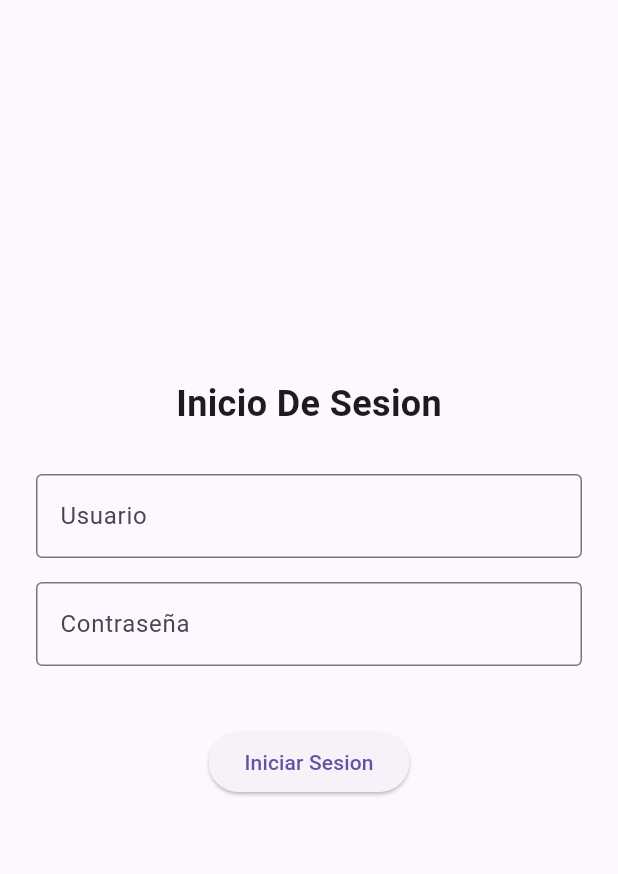
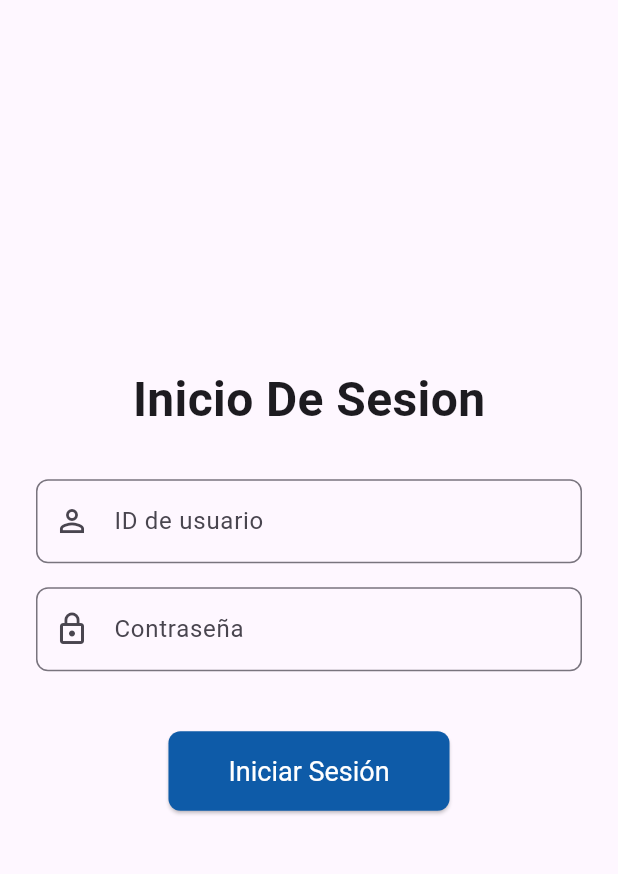
Before and after one commit to Rafahur03/reconcocimiento_app, a Flutter app: the screen it shows after launch, on a phone screen of 412 x 824 dp, the part 72-946 px from its top. Run offline on Flutter 3.47's test engine with Material 3 defaults, Android fonts, the phone set to English and light mode, and no system bars; our stand-ins replace flutter_dotenv, flutter_riverpod, riverpod; missing offline and left inert: grpc, protobuf.

Commit message:
version 0.3.1 ok inicio de sesion

```diff
--- a/lib/screen/screen_loging.dart
+++ b/lib/screen/screen_loging.dart
@@ -1,6 +1,7 @@
 import 'package:flutter/material.dart';
 import 'package:flutter_riverpod/flutter_riverpod.dart';
 import 'package:reconocimiento_app/services/grpc_service_loging.dart';
+import 'package:reconocimiento_app/provider/provider_grpc_services.dart'; // Importa donde definiste grpcProvider
 
 class LoginScreen extends ConsumerStatefulWidget {
   const LoginScreen({super.key});
@@ -13,12 +14,15 @@ class _LoginScreenState extends ConsumerState<LoginScreen> {
   final _usuarioControler = TextEditingController();
   final _claveControler = TextEditingController();
 
-  bool _cargando = false;
+  bool _cargandoInicioSesion = false;
   String? _mensajeError;
+
+  // Color azul del botón de la imagen
+  final Color _botonAzul = const Color(0xFF0E5BA8);
 
   Future<void> _iniciarSesion() async {
     setState(() {
-      _cargando = true;
+      _cargandoInicioSesion = true;
       _mensajeError = null;
     });
 
@@ -31,7 +35,7 @@ class _LoginScreenState extends ConsumerState<LoginScreen> {
       ).future,
     );
 
-    setState(() => _cargando = false);
+    setState(() => _cargandoInicioSesion = false);
     if (!mounted) return;
     if (respuesta.exito) {
       Navigator.pushReplacementNamed(context, '/home');
@@ -42,6 +46,8 @@ class _LoginScreenState extends ConsumerState<LoginScreen> {
 
   @override
   Widget build(BuildContext context) {
+    final grpcState = ref.watch(grpcProvider);
+
     return Scaffold(
       appBar: AppBar(
         title: Row(
@@ -70,22 +76,65 @@ class _LoginScreenState extends ConsumerState<LoginScreen> {
               children: [
                 const Text(
                   'Inicio De Sesion',
-                  style: TextStyle(fontSize: 24, fontWeight: FontWeight.bold),
+                  style: TextStyle(fontSize: 32, fontWeight: FontWeight.bold),
                 ),
                 const SizedBox(height: 30),
+                // TextField para ID de usuario
                 TextField(
                   controller: _usuarioControler,
-                  decoration: const InputDecoration(
-                    labelText: 'Usuario',
-                    border: OutlineInputBorder(),
+                  decoration: InputDecoration(
+                    hintText: 'ID de usuario', // Placeholder como en la imagen
+                    prefixIcon: const Icon(
+                      Icons.person_outline,
+                    ), // Icono de persona
+                    border: OutlineInputBorder(
+                      borderRadius: BorderRadius.circular(
+                        8.0,
+                      ), // Bordes redondeados
+                      borderSide: BorderSide(
+                        color: Colors.grey[300]!,
+                      ), // Borde gris claro
+                    ),
+                    focusedBorder: OutlineInputBorder(
+                      borderRadius: BorderRadius.circular(8.0),
+                      borderSide: BorderSide(
+                        color: _botonAzul,
+                      ), // Borde azul al enfocar
+                    ),
+                    contentPadding: const EdgeInsets.symmetric(
+                      vertical: 16.0,
+                      horizontal: 12.0,
+                    ), // Espacio interno
                   ),
                 ),
                 const SizedBox(height: 16),
+                // TextField para Contraseña
                 TextField(
                   controller: _claveControler,
-                  decoration: const InputDecoration(
-                    labelText: 'Contraseña',
-                    border: OutlineInputBorder(),
+                  obscureText: true, // Ocultar la contraseña
+                  decoration: InputDecoration(
+                    hintText: 'Contraseña', // Placeholder como en la imagen
+                    prefixIcon: const Icon(
+                      Icons.lock_outline,
+                    ), // Icono de candado
+                    border: OutlineInputBorder(
+                      borderRadius: BorderRadius.circular(
+                        8.0,
+                      ), // Bordes redondeados
+                      borderSide: BorderSide(
+                        color: Colors.grey[300]!,
+                      ), // Borde gris claro
+                    ),
+                    focusedBorder: OutlineInputBorder(
+                      borderRadius: BorderRadius.circular(8.0),
+                      borderSide: BorderSide(
+                        color: _botonAzul,
+                      ), // Borde azul al enfocar
+                    ),
+                    contentPadding: const EdgeInsets.symmetric(
+                      vertical: 16.0,
+                      horizontal: 12.0,
+                    ), // Espacio interno
                   ),
                 ),
                 const SizedBox(height: 24),
@@ -96,11 +145,37 @@ class _LoginScreenState extends ConsumerState<LoginScreen> {
                   ),
                 const SizedBox(height: 16),
                 ElevatedButton(
-                  onPressed: _cargando ? null : _iniciarSesion,
+                  onPressed:
+                      grpcState.isLoading || _cargandoInicioSesion
+                          ? null
+                          : _iniciarSesion,
+                  style: ElevatedButton.styleFrom(
+                    backgroundColor:
+                        _botonAzul, // Establecer el color de fondo del botón
+                    foregroundColor:
+                        Colors.white, // Establecer el color del texto del botón
+                    padding: const EdgeInsets.symmetric(
+                      vertical: 16.0,
+                      horizontal: 40.0,
+                    ), // Ajustar el padding del botón
+                    textStyle: const TextStyle(
+                      fontSize: 18.0,
+                    ), // Ajustar el tamaño del texto
+                    shape: RoundedRectangleBorder(
+                      borderRadius: BorderRadius.circular(
+                        8.0,
+                      ), // Bordes redondeados del botón
+                    ),
+                  ),
                   child:
-                      _cargando
+                      grpcState.isLoading
+                          ? const Text('Conectando...')
+                          : _cargandoInicioSesion
                           ? const CircularProgressIndicator(color: Colors.white)
-                          : const Text('Iniciar Sesion'),
+                          : const Text(
+                            'Iniciar Sesión',
+                            style: TextStyle(color: Colors.white),
+                          ),
                 ),
               ],
             ),
```
Also changed, not shown: lib/models/usuario_autenticado.dart (+8 -1 lines), lib/screen/screen_home.dart (+11 -2 lines), lib/services/grpc_service_loging.dart (+4 -9 lines).
